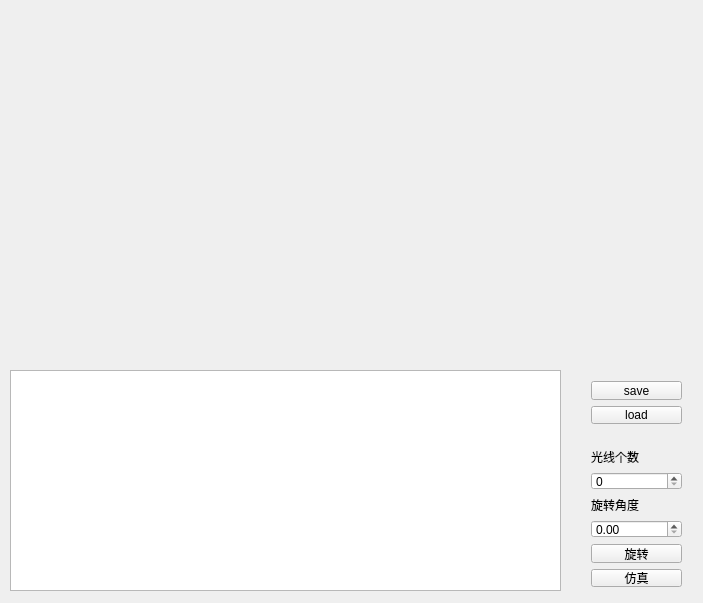
First picture: the form in main/mainwindow.ui, repository JusticeHamster/RayTracingDemo, before the edit.
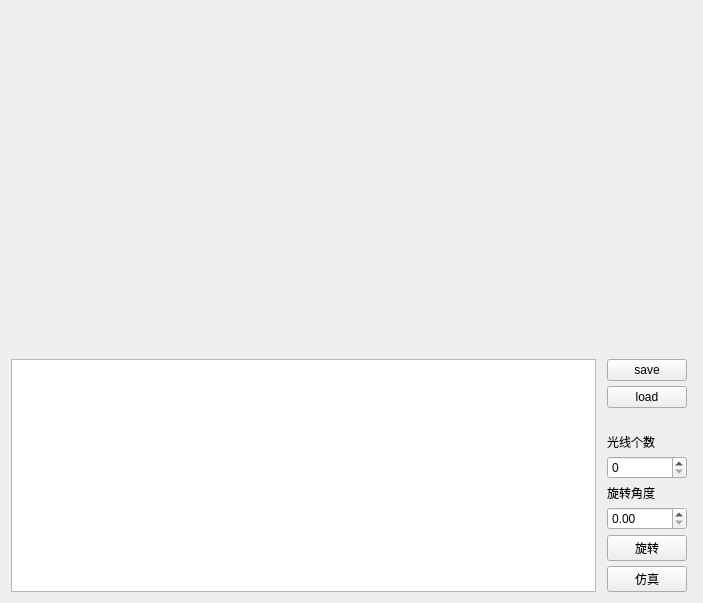
Second picture: the form after the edit. Custom widgets are drawn as their Qt base class.

What changed in the file:
```diff
--- a/main/mainwindow.ui
+++ b/main/mainwindow.ui
@@ -14,29 +14,47 @@
    <string>MainWindow</string>
   </property>
   <widget class="QWidget" name="format">
+   <layout class="QGridLayout" name="gridLayout">
+    <item row="0" column="0" colspan="2">
    <widget class="OpenGLWidget" name="openGL" native="true">
-    <property name="geometry">
-     <rect>
-      <x>10</x>
-      <y>10</y>
-      <width>681</width>
-      <height>341</height>
-     </rect>
+      <property name="sizePolicy">
+       <sizepolicy hsizetype="Expanding" vsizetype="Expanding">
+        <horstretch>0</horstretch>
+        <verstretch>3</verstretch>
+       </sizepolicy>
     </property>
     <property name="autoFillBackground">
      <bool>false</bool>
     </property>
    </widget>
-   <widget class="QWidget" name="verticalLayoutWidget">
-    <property name="geometry">
-     <rect>
-      <x>580</x>
-      <y>370</y>
-      <width>113</width>
-      <height>228</height>
-     </rect>
-    </property>
+    </item>
+    <item row="1" column="0">
+     <widget class="QListView" name="objectList">
+      <property name="sizePolicy">
+       <sizepolicy hsizetype="Expanding" vsizetype="Expanding">
+        <horstretch>1</horstretch>
+        <verstretch>1</verstretch>
+       </sizepolicy>
+      </property>
+     </widget>
+    </item>
+    <item row="1" column="1">
     <layout class="QVBoxLayout" name="controlPad">
+      <property name="spacing">
+       <number>5</number>
+      </property>
+      <property name="leftMargin">
+       <number>5</number>
+      </property>
+      <property name="topMargin">
+       <number>0</number>
+      </property>
+      <property name="rightMargin">
+       <number>5</number>
+      </property>
+      <property name="bottomMargin">
+       <number>0</number>
+      </property>
      <item>
       <widget class="QPushButton" name="save_button">
        <property name="text">
@@ -99,17 +117,8 @@
       </widget>
      </item>
     </layout>
-   </widget>
-   <widget class="QListView" name="objectList">
-    <property name="geometry">
-     <rect>
-      <x>10</x>
-      <y>370</y>
-      <width>551</width>
-      <height>221</height>
-     </rect>
-    </property>
-   </widget>
+    </item>
+   </layout>
   </widget>
  </widget>
  <layoutdefault spacing="6" margin="11"/>
```
Lines whose indentation alone changed are shown as unchanged.
